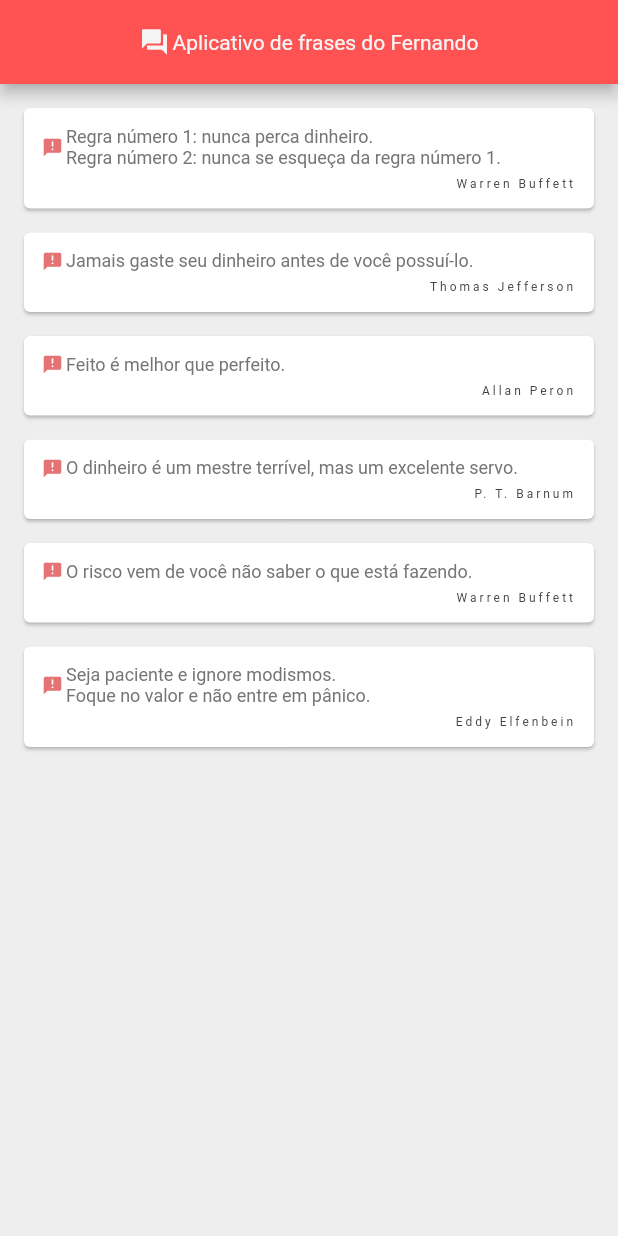
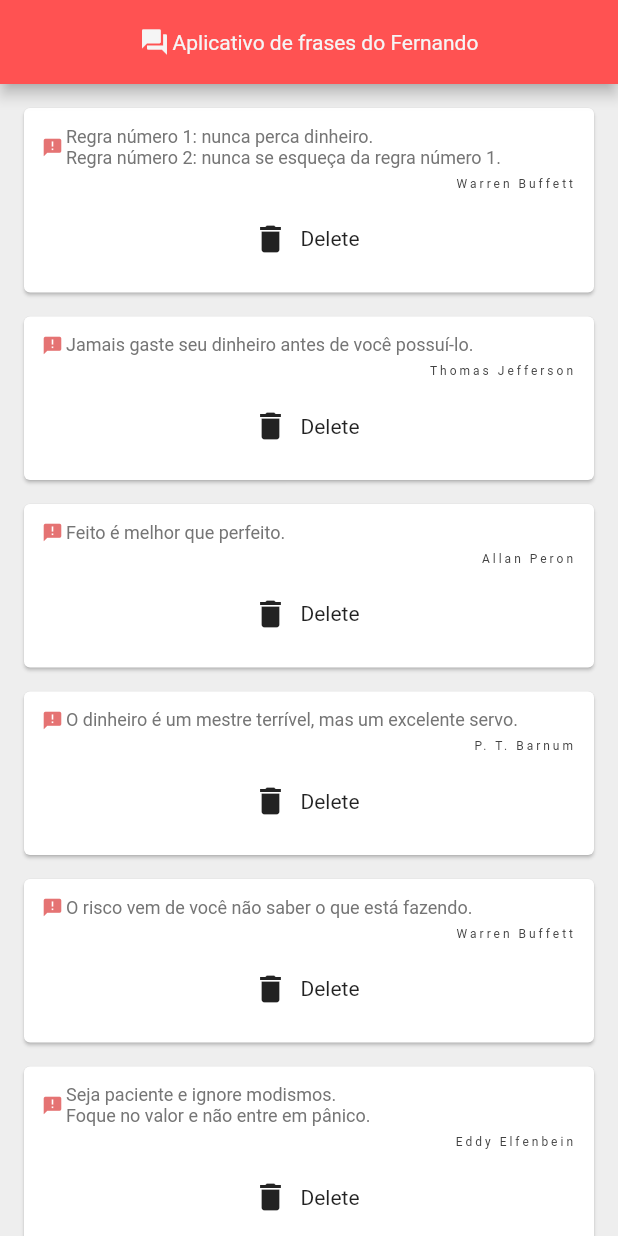
Before and after one commit to fviel/quotes, a Flutter app: the screen it shows after launch, on a phone screen of 412 x 824 dp. Run offline on Flutter 3.47's test engine with Material 2 defaults, Android fonts, the phone set to English and light mode, and no system bars.

Commit message:
Atualizado com a função de exclusão de cards, passando função como parâmetros

```diff
--- a/lib/main.dart
+++ b/lib/main.dart
@@ -64,7 +64,14 @@ class _QuoteListState extends State<QuoteList> {
         //
         mainAxisAlignment: MainAxisAlignment.start,
         crossAxisAlignment: CrossAxisAlignment.start,
-        children: frases.map((frase) => new CardFrase(frase: frase)).toList(),
+        children: frases.map((frase) => new CardFrase(
+          frase: frase,
+          delete:(){
+            setState((){
+              frases.remove(frase);
+            });
+          }
+        )).toList(),
       ),
     );
   }
--- a/lib/widgets/card_frase.dart
+++ b/lib/widgets/card_frase.dart
@@ -7,7 +7,8 @@ class CardFrase extends StatelessWidget {
 
   // frase precisa ser final, pois este objeto é stateless, e após criado, não pode ser alterado
   final Frase frase;
-  CardFrase({this.frase});
+  final Function delete;
+  CardFrase({this.frase, this.delete});
 
 
   @override
@@ -18,16 +19,17 @@ class CardFrase extends StatelessWidget {
         padding: const EdgeInsets.all(12.0),
         child: Column(
           crossAxisAlignment: CrossAxisAlignment.stretch,
+
           children: <Widget>[
             Row(
 
               children: <Widget>[
                 Icon(
                   Icons.announcement,
-                  color : Colors.red[300],
+                  color: Colors.red[300],
                   size: 14.0,
                 ),
-                SizedBox(width:2),
+                SizedBox(width: 2),
                 Text(
                   frase.frase,
                   style: TextStyle(
@@ -47,6 +49,12 @@ class CardFrase extends StatelessWidget {
                 letterSpacing: 2.0,
               ),
             ),
+            SizedBox(height: 8.0),
+            FlatButton.icon(
+                onPressed: delete,
+                label: Text('Delete'),
+                icon: Icon(Icons.delete),
+            ),
           ],
         ),
       ),
```
